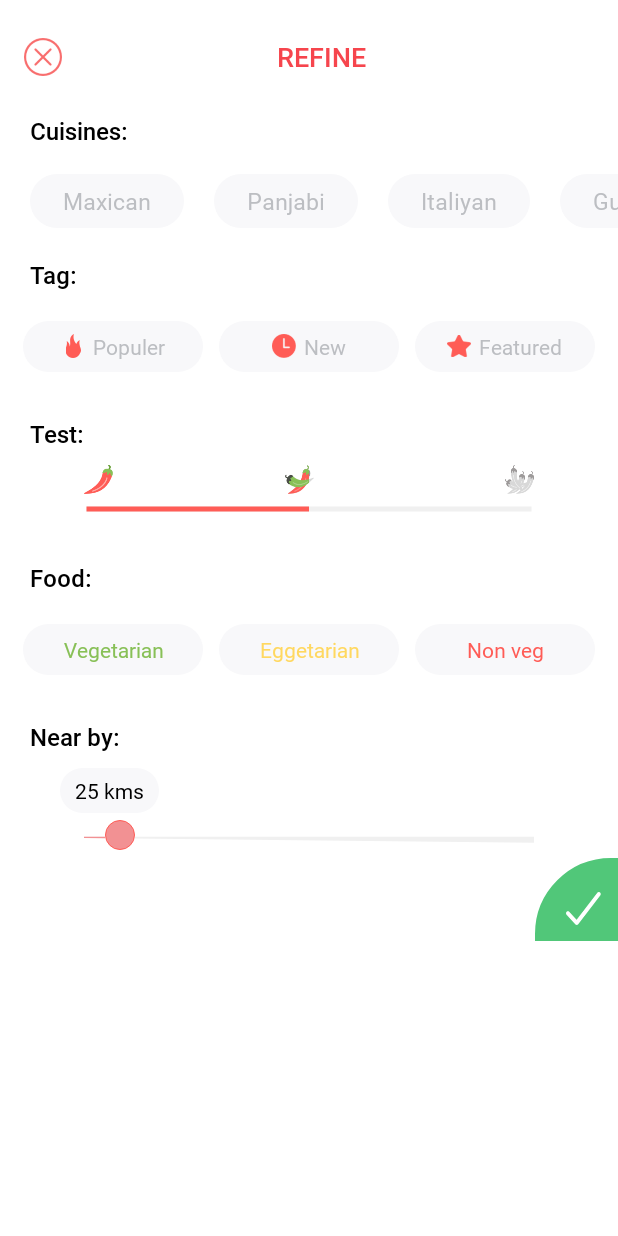
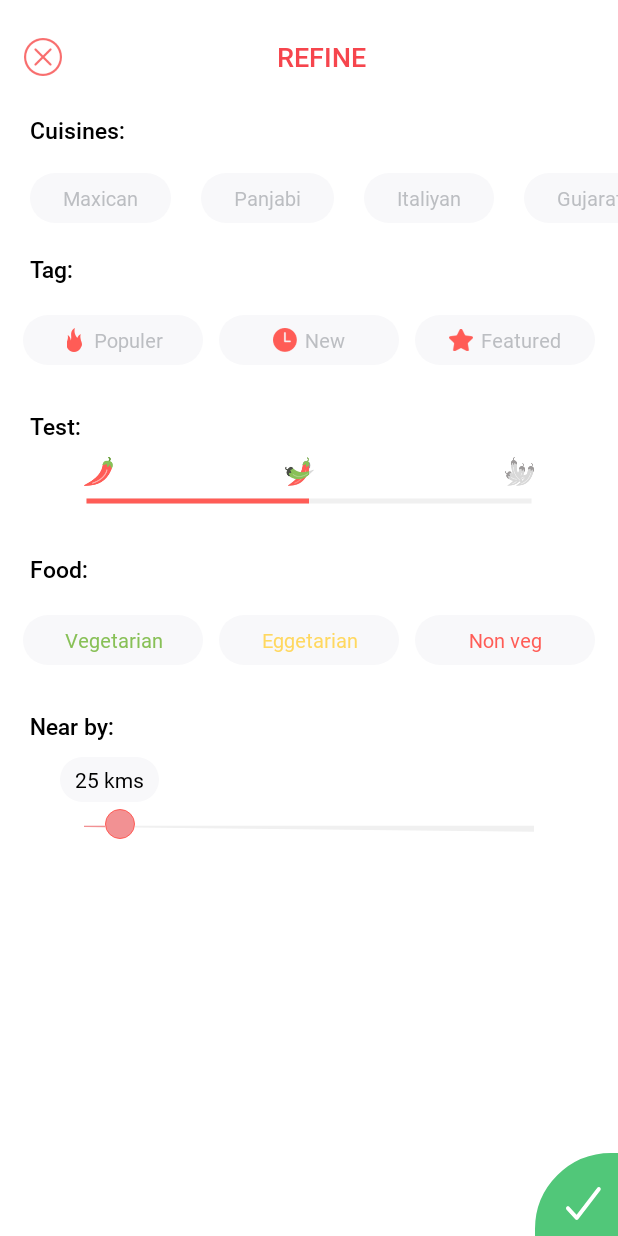
Before and after one commit to AhmadChaari/ihmBunny, an Android app: the Food_Search screen opened directly, with no data from a screen before it, on a phone screen of 412 x 824 dp. Run offline under Robolectric (Android 15) with nearby library versions, the phone set to English and light mode, and no system bars.

Commit message:
change textsize

```diff
--- a/app/src/main/java/com/example/kuldeep/bunny/Food_Search.java
+++ b/app/src/main/java/com/example/kuldeep/bunny/Food_Search.java
@@ -115,6 +115,7 @@ public class Food_Search extends AppCompatActivity implements View.OnClickListen
 
             }
         });
+
         popularLinearLayout.setOnClickListener(this);
         newLinearLayout.setOnClickListener(this);
         featuredLinearLayout.setOnClickListener(this);
--- a/app/src/main/res/drawable/roundtext.xml
+++ b/app/src/main/res/drawable/roundtext.xml
@@ -2,7 +2,7 @@
 <shape xmlns:android="http://schemas.android.com/apk/res/android">
 
     <corners android:radius="20dp" />
-    <stroke android:width="1px"
+    <stroke android:width="1dp"
         android:color="@color/red"/>
     <solid android:color="#f6dcdb"/>
 
--- a/app/src/main/res/layout/activity_food__search.xml
+++ b/app/src/main/res/layout/activity_food__search.xml
@@ -14,7 +14,8 @@
         <LinearLayout
             android:layout_width="match_parent"
             android:layout_height="match_parent"
-            android:orientation="vertical">
+            android:orientation="vertical"
+            android:layout_marginBottom="30dp">
 
             <LinearLayout
                 android:layout_width="match_parent"
@@ -30,7 +31,7 @@
                     android:paddingLeft="20dp"
                     android:text="Cuisines:"
                     android:textColor="#000"
-                    android:textSize="16dp"
+                    android:textSize="15dp"
                     android:textStyle="normal" />
 
                 <android.support.v7.widget.RecyclerView
@@ -49,7 +50,7 @@
                     android:paddingLeft="20dp"
                     android:text="Tag: "
                     android:textColor="#000"
-                    android:textSize="16dp"
+                    android:textSize="15dp"
                     android:textStyle="normal" />
 
                 <LinearLayout
@@ -85,6 +86,7 @@
                             android:layout_height="wrap_content"
                             android:layout_marginLeft="5dp"
                             android:text="Populer"
+                            android:textSize="13dp"
                             android:textColor="@color/subtext" />
 
                     </LinearLayout>
@@ -113,6 +115,7 @@
                             android:layout_height="wrap_content"
                             android:layout_marginLeft="5dp"
                             android:text="New"
+                            android:textSize="13dp"
                             android:textColor="@color/subtext" />
 
                     </LinearLayout>
@@ -141,6 +144,7 @@
                             android:layout_height="wrap_content"
                             android:layout_marginLeft="5dp"
                             android:text="Featured"
+                            android:textSize="13dp"
                             android:textColor="@color/subtext" />
 
                     </LinearLayout>
@@ -154,7 +158,7 @@
                     android:paddingLeft="20dp"
                     android:text="Test:"
                     android:textColor="#000"
-                    android:textSize="16dp"
+                    android:textSize="15dp"
                     android:textStyle="normal" />
 
 
@@ -180,7 +184,7 @@
                     android:paddingLeft="20dp"
                     android:text="Food:"
                     android:textColor="#000"
-                    android:textSize="16dp"
+                    android:textSize="15dp"
                     android:textStyle="normal" />
 
                 <LinearLayout
@@ -201,6 +205,7 @@
                         android:layout_weight="1"
                         android:background="@drawable/roundtext1"
                         android:gravity="center"
+                        android:textSize="13dp"
                         android:padding="7dp"
                         android:text="Vegetarian"
                         android:textColor="@color/green" />
@@ -215,6 +220,7 @@
                         android:layout_weight="1"
                         android:background="@drawable/roundtext1"
                         android:gravity="center"
+                        android:textSize="13dp"
                         android:padding="7dp"
                         android:text="Eggetarian"
                         android:textColor="@color/yello" />
@@ -229,6 +235,7 @@
                         android:layout_weight="1"
                         android:background="@drawable/roundtext1"
                         android:gravity="center"
+                        android:textSize="13dp"
                         android:padding="7dp"
                         android:text="Non veg"
                         android:textColor="@color/red" />
@@ -243,7 +250,7 @@
                     android:paddingLeft="20dp"
                     android:text="Near by:"
                     android:textColor="#000"
-                    android:textSize="16dp"
+                    android:textSize="15dp"
                     android:textStyle="normal" />
 
                 <com.example.kuldeep.bunny.custom_view.MyCustomTextView2
@@ -278,6 +285,10 @@
 
             </LinearLayout>
 
+
+        </LinearLayout>
+
+    </ScrollView>
     <LinearLayout
         android:layout_width="match_parent"
         android:layout_height="55dp"
@@ -285,11 +296,12 @@
         android:gravity="right"
         android:orientation="horizontal">
 
-                <LinearLayout
+        <FrameLayout
             android:layout_width="55dp"
             android:layout_height="match_parent"
             android:background="@drawable/corner_different"
-                    android:orientation="vertical">
+            android:orientation="vertical"
+            android:id="@+id/linearbut">
 
             <ImageButton
 
@@ -301,12 +313,9 @@
                 android:background="#51c779"
                 android:scaleType="fitXY"
                 android:src="@drawable/correct" />
-                </LinearLayout>
+        </FrameLayout>
 
     </LinearLayout>
 
-        </LinearLayout>
-
-    </ScrollView>
 
 </RelativeLayout>
--- a/app/src/main/res/layout/food_layout.xml
+++ b/app/src/main/res/layout/food_layout.xml
@@ -17,6 +17,6 @@
         android:paddingTop="7dp"
         android:text="Maxican"
         android:textColor="@color/subtext"
-        android:textSize="15dp" />
+        android:textSize="13dp" />
 
 </LinearLayout>
--- a/app/src/main/res/layout/menu_layout.xml
+++ b/app/src/main/res/layout/menu_layout.xml
@@ -34,7 +34,7 @@
                 android:layout_marginLeft="15dp"
                 android:orientation="vertical">
 
-                <com.example.kuldeep.bunny.custom_view.MyCustomTextView3
+                <com.example.kuldeep.bunny.custom_view.MyCustomTextView2
                     android:id="@+id/text_name"
                     android:layout_width="wrap_content"
                     android:layout_height="wrap_content"
@@ -84,7 +84,7 @@
                         android:paddingTop="2dp"
                         android:text="panjabi"
                         android:textColor="#f6464d"
-                        android:textSize="12dp" />
+                        android:textSize="11dp" />
 
                     <com.example.kuldeep.bunny.custom_view.MyCustomTextView2
                         android:id="@+id/text_menu2"
@@ -98,7 +98,7 @@
                         android:paddingTop="2dp"
                         android:text="maxican"
                         android:textColor="#f6464d"
-                        android:textSize="12dp" />
+                        android:textSize="11dp" />
 
                     <com.example.kuldeep.bunny.custom_view.MyCustomTextView2
 
@@ -113,7 +113,7 @@
                         android:paddingTop="2dp"
                         android:text="thai"
                         android:textColor="#f6464d"
-                        android:textSize="12dp" />
+                        android:textSize="11dp" />
 
                 </LinearLayout>
 
@@ -121,7 +121,7 @@
                 <LinearLayout
                     android:layout_width="match_parent"
                     android:layout_height="match_parent"
-                    android:layout_marginTop="4dp"
+                    android:layout_marginTop="5dp"
                     android:orientation="horizontal">
 
 
@@ -144,7 +144,7 @@
                         android:layout_weight="2"
                         android:text="(215)"
                         android:textColor="@color/subtext"
-                        android:textSize="13dp" />
+                        android:textSize="12dp" />
 
                     <ImageView
                         android:id="@+id/indicate"
```
Also changed, not shown: app/src/main/res/drawable-hdpi/ic_correct1.png (added), app/src/main/res/drawable-mdpi/ic_correct1.png (added), app/src/main/res/drawable-xhdpi/ic_correct1.png (added), app/src/main/res/drawable-xxhdpi/ic_correct1.png (added), app/src/main/res/drawable-xxxhdpi/ic_correct1.png (added). Lines whose indentation alone changed are shown as unchanged.
